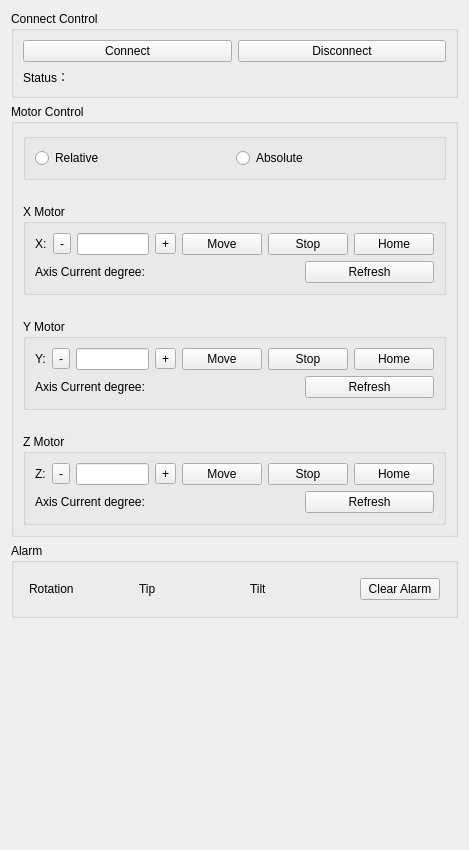
Qt form src/plugins/DUTMotionControl/DUTMotionWidget.ui (zhedongml/JiaHe) before a commit.
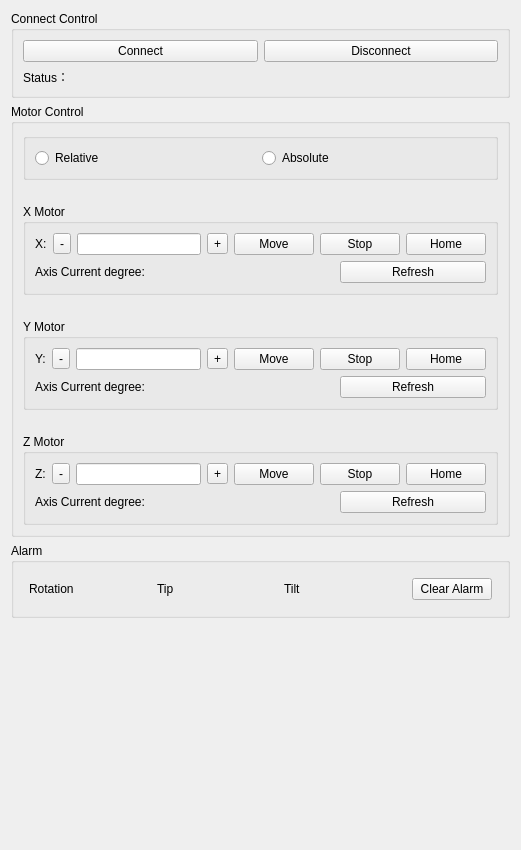
The same form after that commit. Custom widgets are drawn as their Qt base class.

Commit message: update axis mark label

What changed in the file:
```diff
--- a/src/plugins/DUTMotionControl/DUTMotionWidget.ui
+++ b/src/plugins/DUTMotionControl/DUTMotionWidget.ui
@@ -6,7 +6,7 @@
    <rect>
     <x>0</x>
     <y>0</y>
-    <width>469</width>
+    <width>521</width>
     <height>850</height>
    </rect>
   </property>
@@ -479,6 +479,19 @@
      </layout>
     </widget>
    </item>
+   <item>
+    <spacer name="verticalSpacer_2">
+     <property name="orientation">
+      <enum>Qt::Vertical</enum>
+     </property>
+     <property name="sizeHint" stdset="0">
+      <size>
+       <width>20</width>
+       <height>40</height>
+      </size>
+     </property>
+    </spacer>
+   </item>
    <item>
     <widget class="ImageShowLabel" name="sixAxis">
      <property name="minimumSize">
@@ -490,6 +503,9 @@
      <property name="text">
       <string/>
      </property>
+     <property name="alignment">
+      <set>Qt::AlignCenter</set>
+     </property>
     </widget>
    </item>
    <item>
```
The commit also changes 6 other files.
